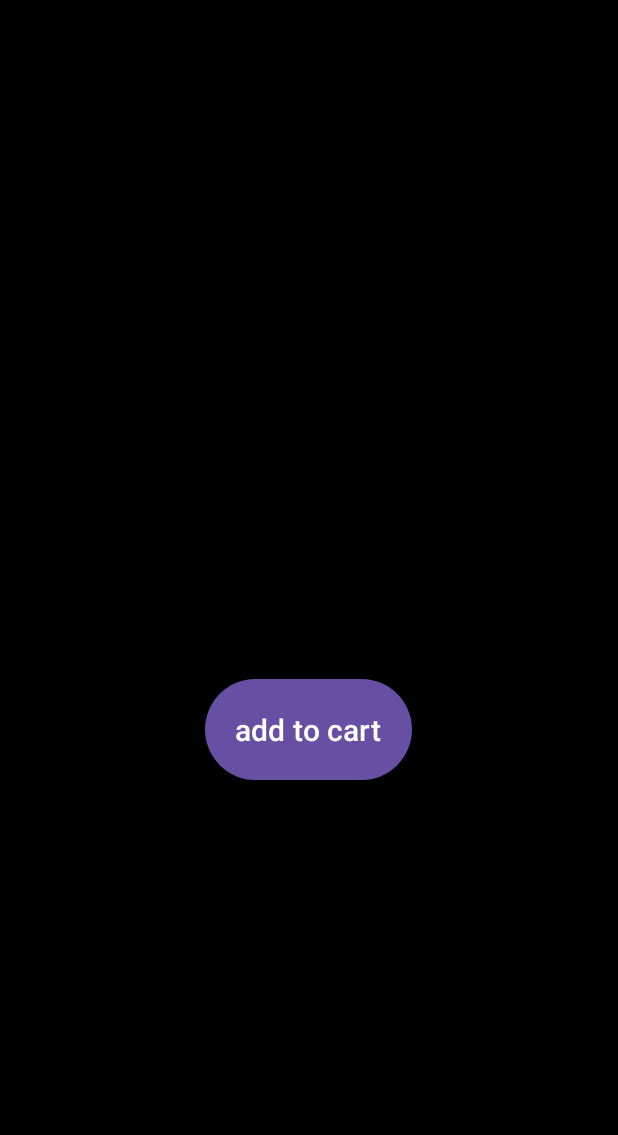
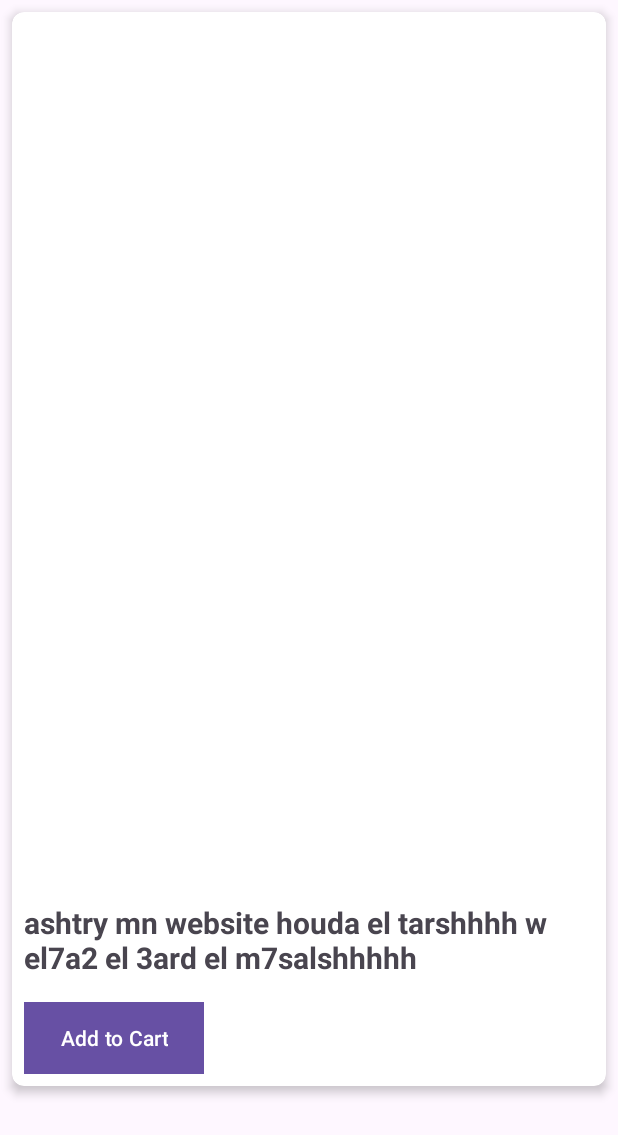
Before and after one commit to sheehata/E-commerce, an Android app: the layout activity_description.xml on its own in the app's theme, with its tools: preview values and no code run, on a phone screen of 412 x 824 dp. Shown: the top 1135 px of the screen. Run offline under Robolectric (Android 15) with nearby library versions, the phone set to English and light mode, and no system bars.

```diff
--- a/app/src/main/res/layout/activity_description.xml
+++ b/app/src/main/res/layout/activity_description.xml
@@ -1,61 +1,59 @@
 <?xml version="1.0" encoding="utf-8"?>
-<LinearLayout xmlns:android="http://schemas.android.com/apk/res/android"
-    xmlns:tools="http://schemas.android.com/tools"
+<androidx.cardview.widget.CardView
+    android:id="@+id/cardv"
+    xmlns:android="http://schemas.android.com/apk/res/android"
+    xmlns:card_view="http://schemas.android.com/apk/res-auto"
     android:layout_width="match_parent"
-    android:layout_height="match_parent"
+    android:layout_height="wrap_content"
+    android:layout_margin="8dp"
+    card_view:cardCornerRadius="8dp"
+    card_view:cardElevation="4dp">
+
+        <LinearLayout
+            android:layout_width="match_parent"
+            android:layout_height="wrap_content"
             android:orientation="vertical"
-    android:padding="16dp"
-    tools:context=".description"
-    android:background="@android:color/black">
+            android:padding="8dp">
 
                 <ImageView
                     android:id="@+id/product_image"
                     android:layout_width="match_parent"
-            android:layout_height="200dp"
-            android:scaleType="centerCrop"/>
+                    android:layout_height="500dp"
+                    android:scaleType="centerCrop" />
 
-        <!-- TextView for the product description -->
+                <TextView
+                    android:id="@+id/product_title"
+                    android:layout_width="wrap_content"
+                    android:layout_height="wrap_content"
+                    android:layout_marginTop="8dp"
+                    android:textSize="24sp"
+                    android:textStyle="bold"
+                    android:textColor="#000000" />
+
+                <TextView
+                    android:id="@+id/product_price"
+                    android:layout_width="wrap_content"
+                    android:layout_height="wrap_content"
+                    android:layout_marginTop="4dp"
+                    android:textSize="24sp"
+                    android:textColor="#FF6200EE" />
+
                 <TextView
                     android:id="@+id/product_description"
-            android:layout_width="match_parent"
+                    android:text="ashtry mn website houda el tarshhhh w el7a2 el 3ard el m7salshhhhh"
+                    android:layout_width="wrap_content"
                     android:layout_height="wrap_content"
                     android:layout_marginTop="8dp"
-            android:textSize="16sp"
-            android:textColor="@android:color/white"
-            android:padding="20dp"
-            />
-
-        <!-- TextView for the available sizes -->
-        <TextView
-            android:id="@+id/product_sizes"
-            android:layout_width="match_parent"
-            android:layout_height="wrap_content"
-            android:layout_marginTop="8dp"
-            android:padding="20dp"
-
-            android:textSize="20dp"
-
-            android:textColor="@android:color/white" />
-
-        <!-- TextView for the available colors -->
-        <TextView
-            android:id="@+id/product_colors"
-            android:layout_width="match_parent"
-            android:layout_height="wrap_content"
-            android:textColor="@android:color/white"
-            android:textSize="20dp"
-            android:padding="20dp"/>
+                    android:textStyle="bold"
+                    android:textSize="20sp" />
 
                 <Button
+                    android:id="@+id/add_to_cart_button"
                     android:layout_width="wrap_content"
                     android:layout_height="wrap_content"
-            android:layout_gravity="center"
-            android:textSize="20dp"
-            android:padding="20dp"
-            android:text="add to cart"
-            android:layout_margin="20dp"
-                />
-
-
-
+                    android:layout_marginTop="16dp"
+                    android:text="Add to Cart"
+                    android:background="@color/black"
+                    android:textColor="#FFFFFF" />
         </LinearLayout>
+</androidx.cardview.widget.CardView>
```
Also changed, not shown: app/src/main/AndroidManifest.xml (+10 -12 lines), app/src/main/java/com/example/ecomm/MainActivity.java (+3 -16 lines), app/src/main/java/com/example/ecomm/description.java (+23 -21 lines), app/src/main/java/com/example/ecomm/models/ProductAdapter.java (+12 -0 lines). Lines whose indentation alone changed are shown as unchanged.
